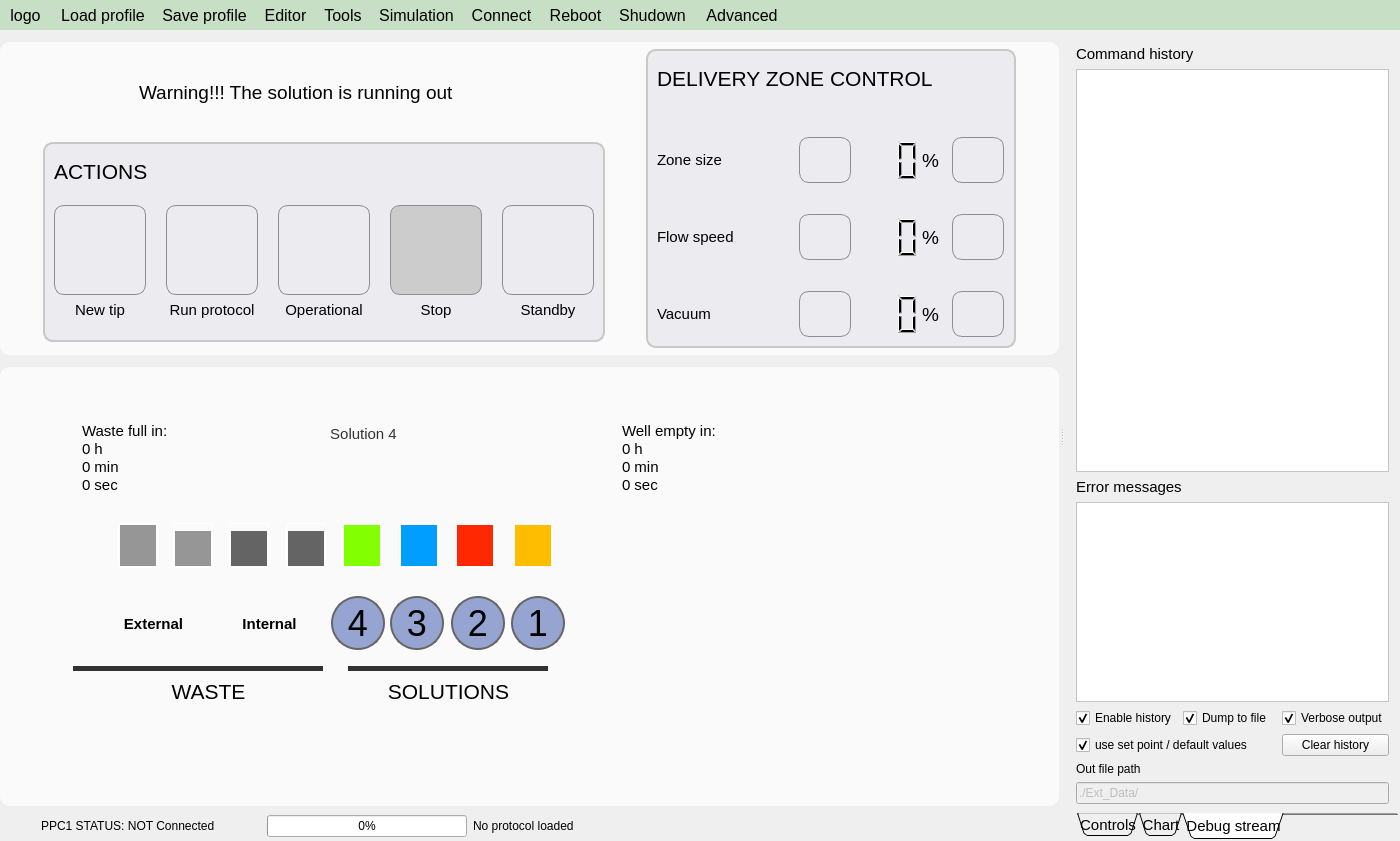
First picture: the form in apps/Lab-on-a-tip/Lab-on-a-tip.ui, repository bellonemauro/Labonatip2.0, before the edit.
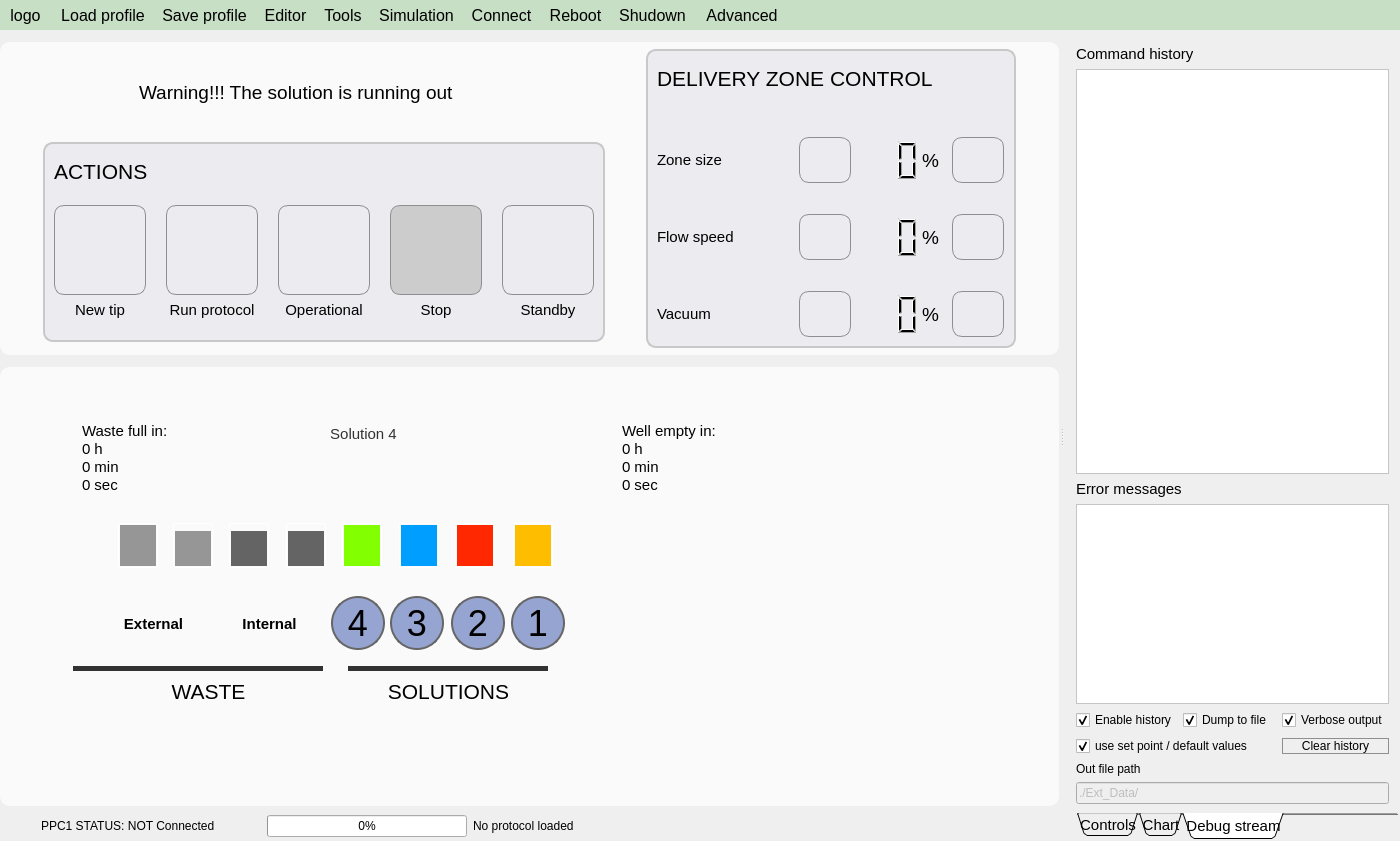
Second picture: the form after the edit. The open tabs and pages were chosen to show the change. Icons and pictures are not drawn.

What changed in the file:
```diff
--- a/apps/Lab-on-a-tip/Lab-on-a-tip.ui
+++ b/apps/Lab-on-a-tip/Lab-on-a-tip.ui
@@ -5735,6 +5735,36 @@
            <property name="toolTip">
             <string>Saving history uses resources in your drive, /nyou can clean history by removing all the files in the history folder</string>
            </property>
+           <property name="styleSheet">
+            <string notr="true"> QPushButton {
+     border: 1px solid #8f8f91;
+     border-radius: 10px;
+     background-color: qlineargradient(x1: 0, y1: 0, x2: 0, y2: 1,
+                                       stop: 0 #f6f7fa, stop: 1 #dadbde);
+
+ }
+
+
+ QPushButton:pressed {
+     background-color: qlineargradient(x1: 0, y1: 0, x2: 0, y2: 1,
+                                       stop: 0 #f6f7fa, stop: 1 #f6ff5a);
+ }
+
+ QPushButton:hover {
+     background-color: qlineargradient(x1: 0, y1: 0, x2: 0, y2: 1,
+                                       stop: 0 #f6f7fa, stop: 1 #F0FFF0);
+ }
+
+QPushButton:disabled{ background-color: #CCCCCC; }
+
+ QPushButton:flat {
+     border: none; /* no border for a flat push button */
+ }
+
+ QPushButton:default {
+     border-color: navy; /* make the default button prominent */
+ }</string>
+           </property>
            <property name="text">
             <string>Clear history</string>
            </property>
```
Left out of the diff: 2 changed lines with no effect on the pictures.
